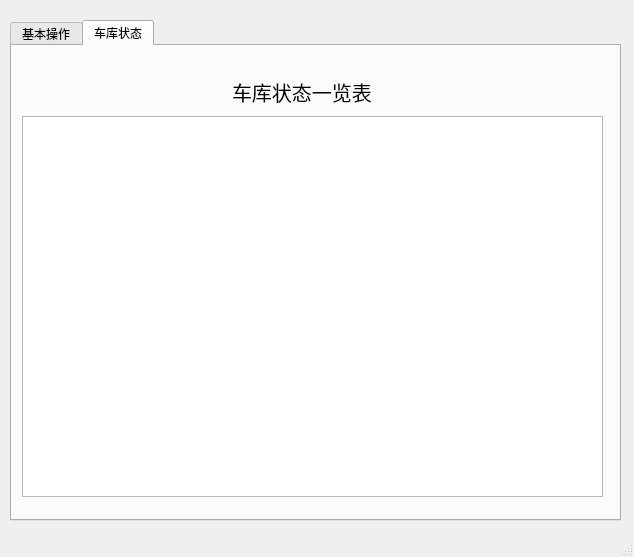
This is admin.ui in Tairy/parking as Qt 5 draws it before an edit. The edited form follows.
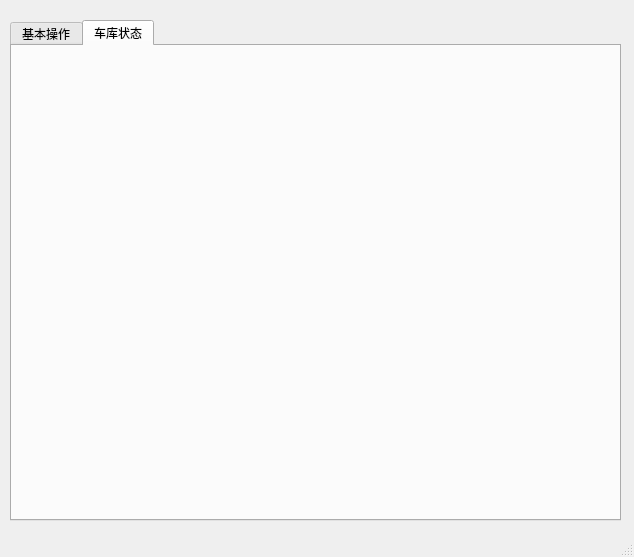
This is the edited form. The open tabs and pages were chosen to show the change.

Diff of the .ui file:
```diff
--- a/admin.ui
+++ b/admin.ui
@@ -118,34 +118,6 @@
      <attribute name="title">
       <string>车库状态</string>
      </attribute>
-     <widget class="QLabel" name="label">
-      <property name="geometry">
-       <rect>
-        <x>220</x>
-        <y>30</y>
-        <width>141</width>
-        <height>31</height>
-       </rect>
-      </property>
-      <property name="font">
-       <font>
-        <pointsize>15</pointsize>
-       </font>
-      </property>
-      <property name="text">
-       <string>车库状态一览表</string>
-      </property>
-     </widget>
-     <widget class="QTableWidget" name="po_statu">
-      <property name="geometry">
-       <rect>
-        <x>10</x>
-        <y>70</y>
-        <width>581</width>
-        <height>381</height>
-       </rect>
-      </property>
-     </widget>
     </widget>
    </widget>
   </widget>
```
Left out of the diff: 13 changed lines with no effect on the pictures.
